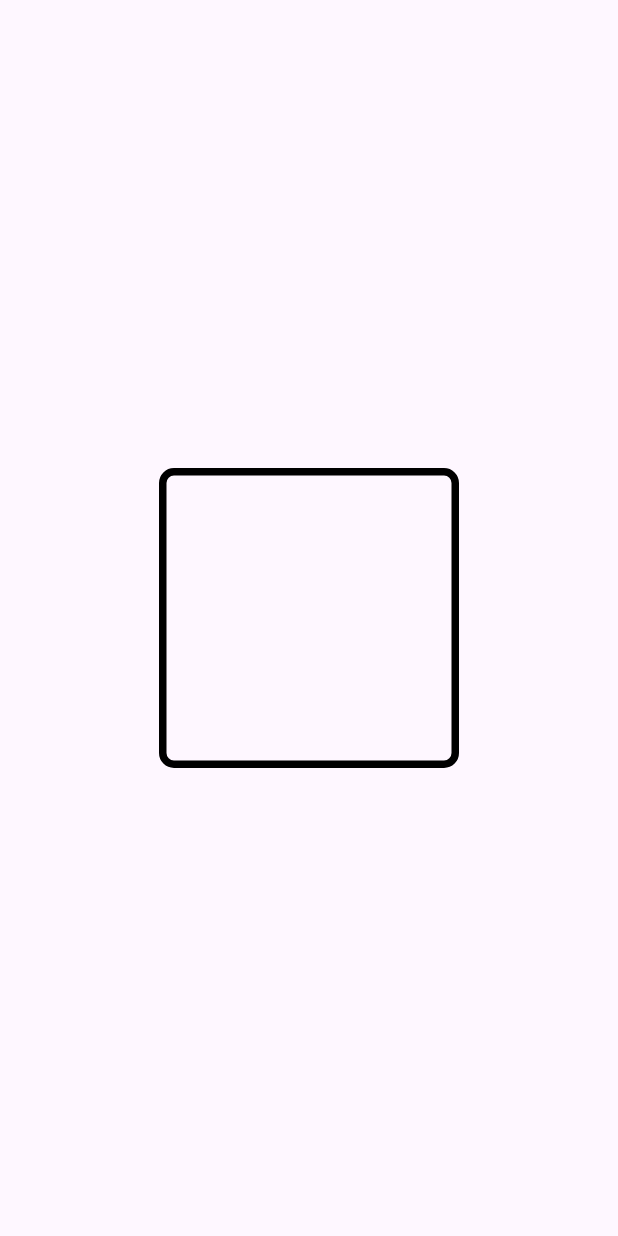
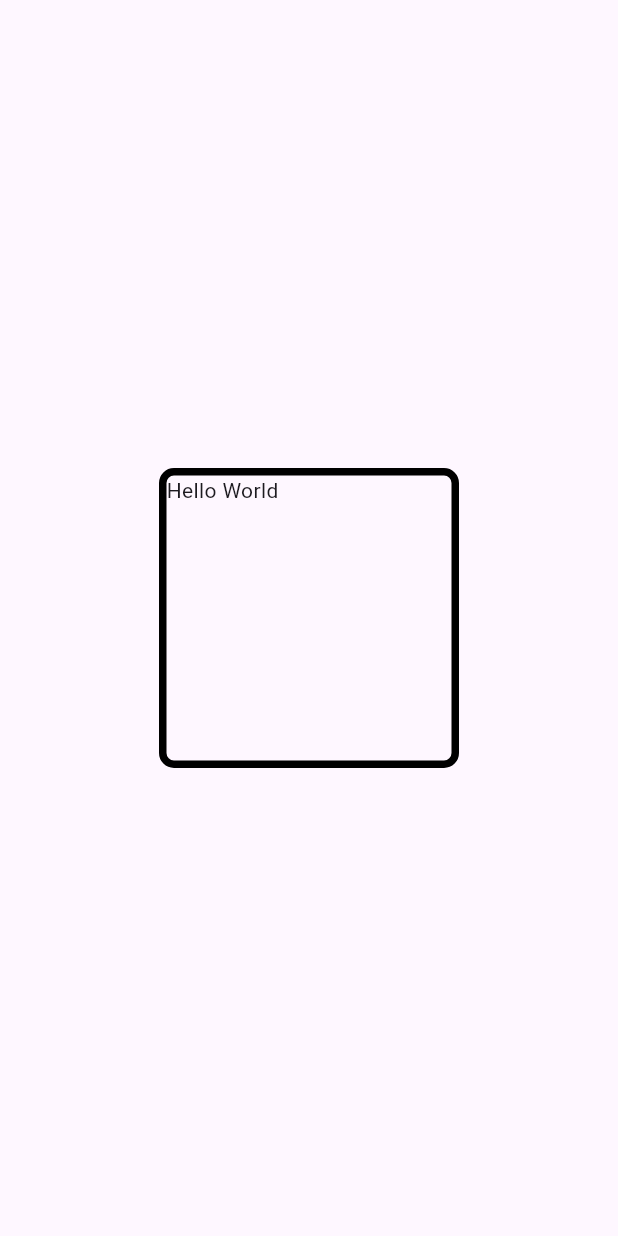
Before and after one commit to Brayan-chan/flutter_projects, a Flutter app: the screen it shows after launch, on a phone screen of 412 x 824 dp. Run offline on Flutter 3.47's test engine with Material 3 defaults, Android fonts, the phone set to English and light mode, and no system bars.

Commit message:
Agergar el contenido del contenedor

```diff
--- a/container/lib/pages/ContainerOne.dart
+++ b/container/lib/pages/ContainerOne.dart
@@ -38,6 +38,9 @@ class ContainerOne extends StatelessWidget {
             //Hacer que el contenedor sea cuadrado
             borderRadius: BorderRadius.circular(10),
           ),
+
+          //Agergar el contenido del contenedor
+          child: const Text('Hello World'),
         ),
       ),
     );
```
